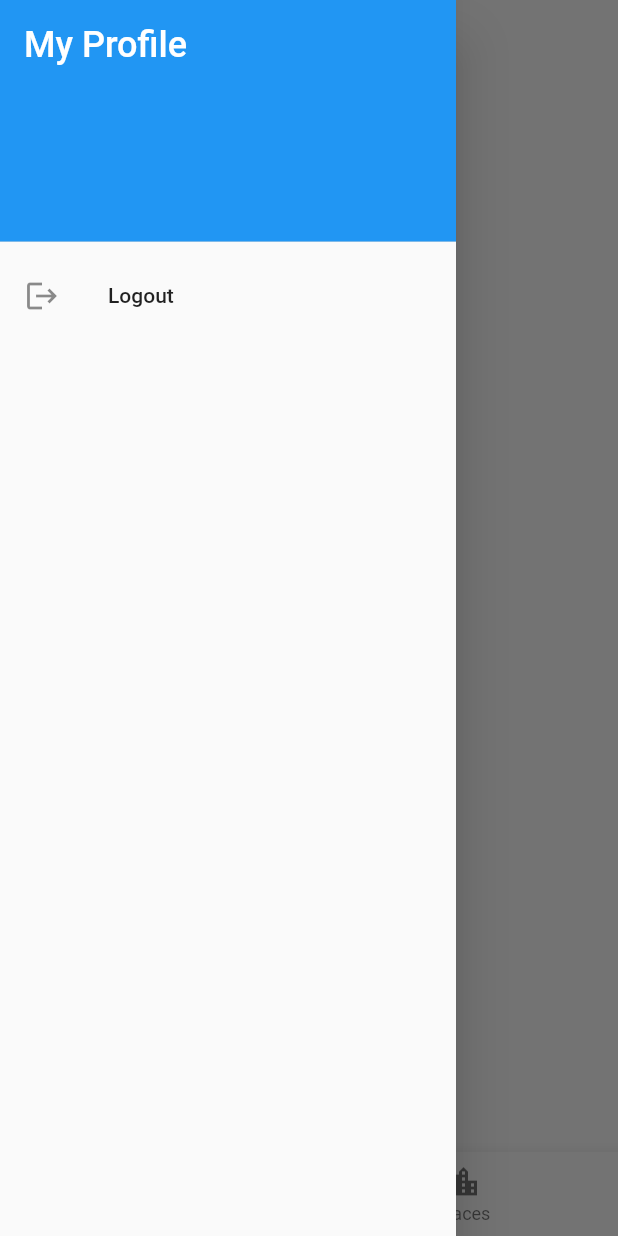
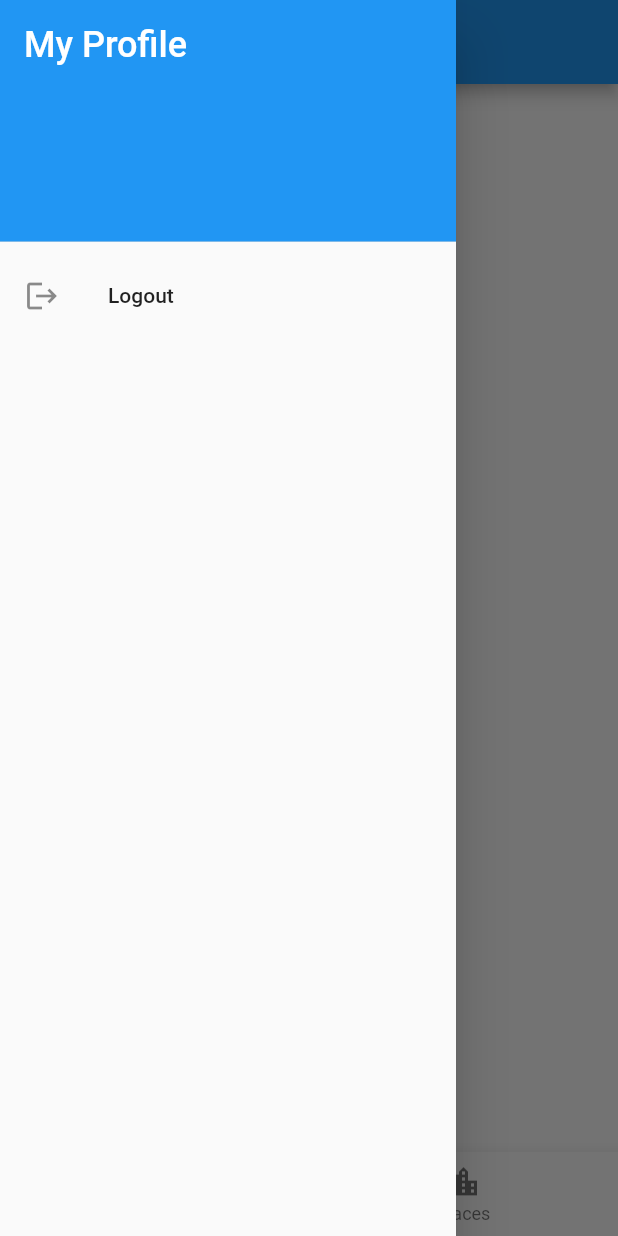
Before and after one commit to IvanMtze/rowdyhacks, a Flutter app: the screen it shows once a user with an empty profile is signed in, with the side drawer open, on a phone screen of 412 x 824 dp. Run offline on Flutter 3.47's test engine with Material 2 defaults, Android fonts, the phone set to English and light mode, and no system bars; our stand-ins replace firebase_auth, firebase_core, google_sign_in; missing offline and left inert: loading; accounts and stored records are empty.

```diff
--- a/lib/landing/drawer.dart
+++ b/lib/landing/drawer.dart
@@ -13,7 +13,7 @@ class _HomeDrawerState extends State<HomeDrawer> {
 
   @override
   Widget build(BuildContext context) {
-
+print("drawer");
     return Drawer(
       child: ListView(
         padding: EdgeInsets.zero,
--- a/lib/landing/home.dart
+++ b/lib/landing/home.dart
@@ -21,6 +21,7 @@ class _HomeState extends State<Home> {
   @override
   Widget build(BuildContext context) {
     return Scaffold(
+      appBar: AppBar(title: Text("Hello")),
       drawer: HomeDrawer(),
       bottomNavigationBar: BottomNavigationBar(
         items: const <BottomNavigationBarItem>[
```
